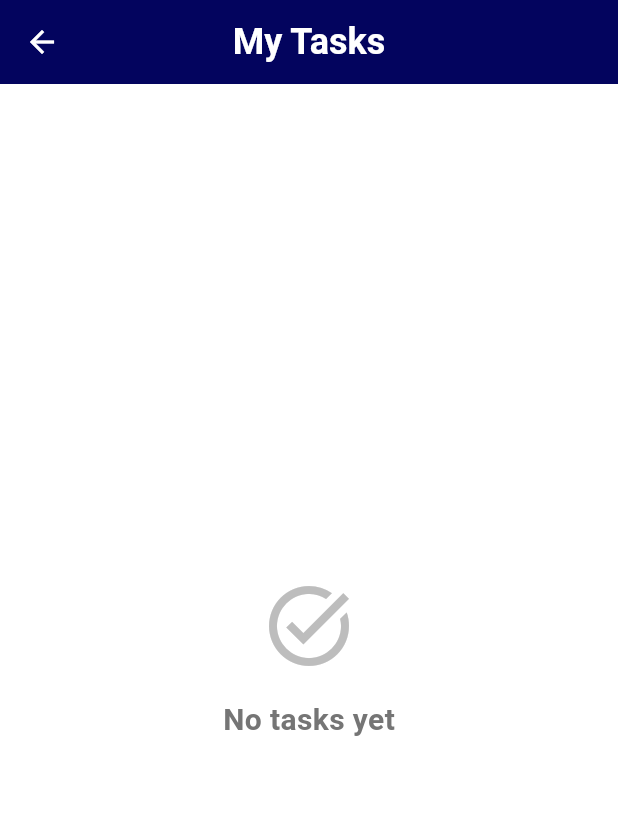
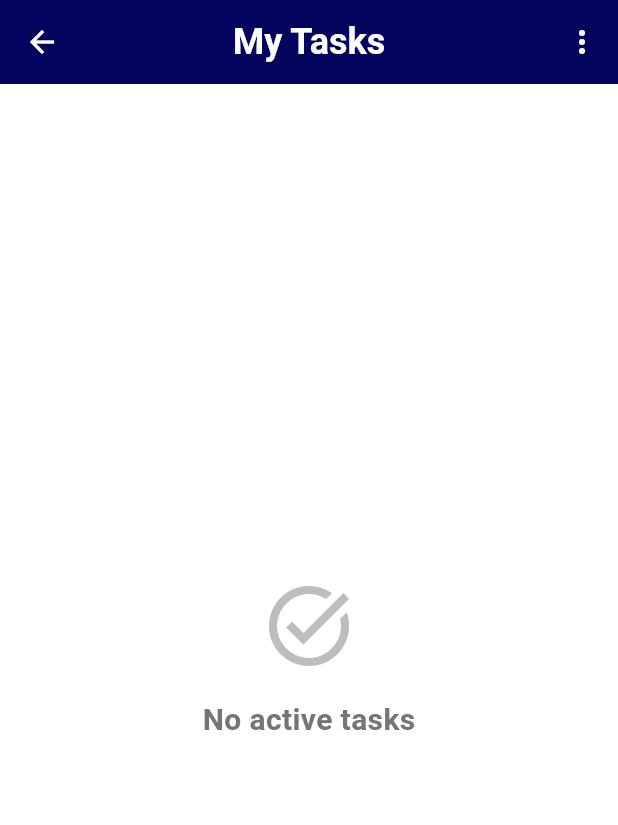
Before and after one commit to AhmedNasser24/biometrics_demo, a Flutter app: the HomePageView screen opened directly, on a phone screen of 412 x 824 dp. Shown: the top 825 px of the screen. Run offline on Flutter 3.47's test engine with Material 3 defaults, Android fonts, the phone set to English and light mode, and no system bars; our stand-ins replace animated_list_plus, equatable, flutter_bloc, get_it, go_router, local_auth and 1 more; accounts and stored records are empty.

Commit message:
make all & completed sections

```diff
--- a/lib/features/auth/presentation/widgets/auth_unauthenticated_body.dart
+++ b/lib/features/auth/presentation/widgets/auth_unauthenticated_body.dart
@@ -28,7 +28,7 @@ class AuthUnauehnticatedBody extends StatelessWidget {
                 onPressed: () {
                   context.read<AuthCubit>().authenticate();
                 },
-                child: Text(
+                child: const Text(
                   'Retry Authentication',
                   style: AppTextStyles.semiBold16White,
                 ),
--- a/lib/features/tasks/presentation/cubit/task_state.dart
+++ b/lib/features/tasks/presentation/cubit/task_state.dart
@@ -1,5 +1,7 @@
 import 'package:equatable/equatable.dart';
 import '../../domain/entities/task_entity.dart';
+
+enum TaskFilter { all, completed }
 
 abstract class TaskState extends Equatable {
   const TaskState();
@@ -13,12 +15,22 @@ class TaskInitial extends TaskState {}
 class TaskLoading extends TaskState {}
 
 class TaskLoaded extends TaskState {
-  final List<TaskEntity> tasks;
+  final List<TaskEntity> allTasks;
+  final TaskFilter filter;
 
-  const TaskLoaded(this.tasks);
+  const TaskLoaded(this.allTasks, {this.filter = TaskFilter.all});
+
+  List<TaskEntity> get filteredTasks {
+    switch (filter) {
+      case TaskFilter.all:
+        return allTasks.where((task) => !task.isCompleted).toList();
+      case TaskFilter.completed:
+        return allTasks.where((task) => task.isCompleted).toList();
+    }
+  }
 
   @override
-  List<Object> get props => [tasks];
+  List<Object> get props => [allTasks, filter];
 }
 
 class TaskError extends TaskState {
--- a/lib/features/tasks/presentation/pages/home_page.dart
+++ b/lib/features/tasks/presentation/pages/home_page.dart
@@ -25,17 +25,68 @@ class HomePageView extends StatelessWidget {
   @override
   Widget build(BuildContext context) {
     return Scaffold(
-      appBar: appBar(),
+      appBar: AppBar(
+        title: Text(
+          'My Tasks',
+          style: AppTextStyles.bold24PrimaryDark.copyWith(color: Colors.white),
+        ),
+        actions: [
+          BlocBuilder<TaskCubit, TaskState>(
+            builder: (context, state) {
+              TaskFilter currentFilter = TaskFilter.all;
+              if (state is TaskLoaded) {
+                currentFilter = state.filter;
+              }
+              return PopupMenuButton<TaskFilter>(
+                initialValue: currentFilter,
+                onSelected: (filter) {
+                  context.read<TaskCubit>().setFilter(filter);
+                },
+                itemBuilder: (context) => [
+                  const PopupMenuItem(
+                    value: TaskFilter.all,
+                    child: Text('All (Active)'),
+                  ),
+                  const PopupMenuItem(
+                    value: TaskFilter.completed,
+                    child: Text('Completed'),
+                  ),
+                ],
+              );
+            },
+          ),
+        ],
+      ),
       body: BlocBuilder<TaskCubit, TaskState>(
         builder: (context, state) {
           if (state is TaskLoading) {
             return const Center(child: CircularProgressIndicator());
           } else if (state is TaskLoaded) {
-            if (state.tasks.isEmpty) {
-              return const EmptyTaskBody();
+            final tasks = state.filteredTasks;
+            if (tasks.isEmpty) {
+              return EmptyTaskBody(
+                message: state.filter == TaskFilter.all
+                    ? 'No active tasks'
+                    : 'No completed tasks',
+              );
             }
 
-            return TaskList(tasks: state.tasks);
+            return LayoutBuilder(
+              builder: (context, constraints) {
+                if (constraints.maxWidth > 600) {
+                  // Tablet layout: Centered container with max width
+                  return Center(
+                    child: ConstrainedBox(
+                      constraints: const BoxConstraints(maxWidth: 600),
+                      child: TasksList(tasks: tasks),
+                    ),
+                  );
+                } else {
+                  // Mobile layout: Full width
+                  return TasksList(tasks: tasks);
+                }
+              },
+            );
           } else if (state is TaskError) {
             return Center(
               child: Text(
@@ -50,15 +101,6 @@ class HomePageView extends StatelessWidget {
       floatingActionButton: FloatingActionButton(
         onPressed: () => _showAddTaskDialog(context),
         child: const Icon(Icons.add),
-      ),
-    );
-  }
-
-  AppBar appBar() {
-    return AppBar(
-      title: Text(
-        'My Tasks',
-        style: AppTextStyles.bold24PrimaryDark.copyWith(color: Colors.white),
       ),
     );
   }
--- a/lib/features/tasks/presentation/widgets/empty_task_body.dart
+++ b/lib/features/tasks/presentation/widgets/empty_task_body.dart
@@ -1,9 +1,10 @@
 import 'package:flutter/material.dart';
-
 import '../../../../core/text_styles.dart';
 
 class EmptyTaskBody extends StatelessWidget {
-  const EmptyTaskBody({super.key});
+  final String message;
+
+  const EmptyTaskBody({super.key, required this.message});
 
   @override
   Widget build(BuildContext context) {
@@ -14,7 +15,7 @@ class EmptyTaskBody extends StatelessWidget {
           Icon(Icons.task_alt, size: 64, color: Colors.grey[400]),
           const SizedBox(height: 16),
           Text(
-            'No tasks yet',
+            message,
             style: AppTextStyles.semiBold20PrimaryDark.copyWith(
               color: Colors.grey[600],
             ),
```
Also changed, not shown: lib/features/auth/presentation/widgets/auth_error_widget.dart (+6 -3 lines), lib/features/tasks/presentation/cubit/task_cubit.dart (+39 -3 lines), lib/features/tasks/presentation/widgets/task_item.dart (+60 -0 lines), lib/features/tasks/presentation/widgets/tasks_list.dart (+4 -22 lines), 1 other file.
